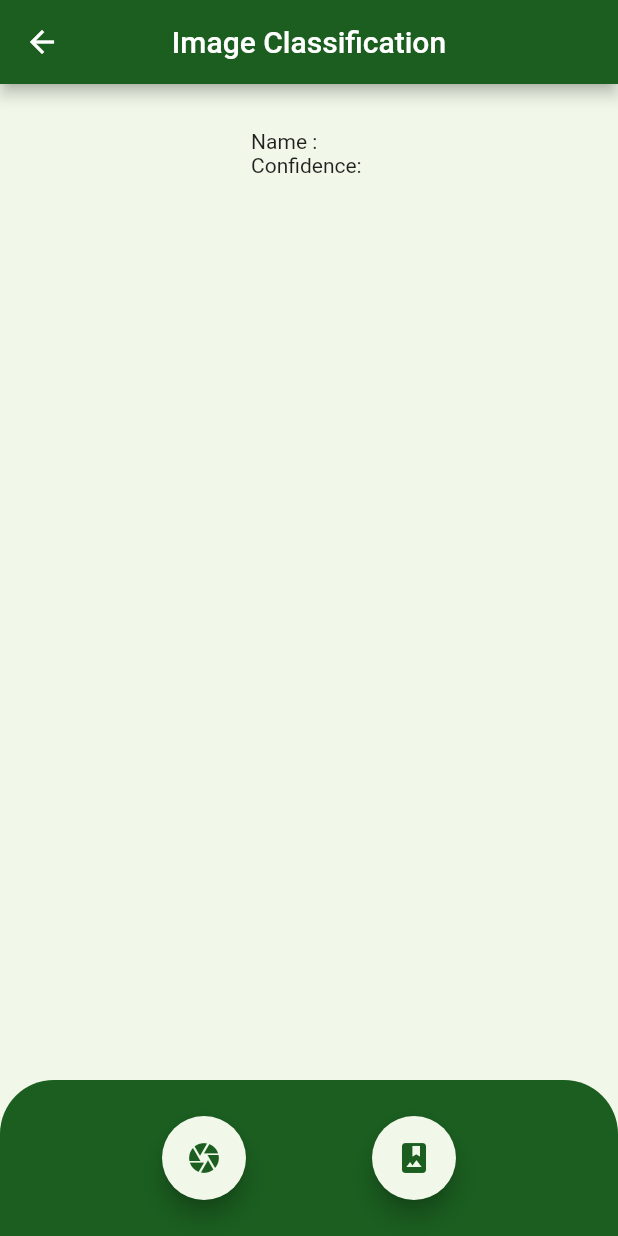
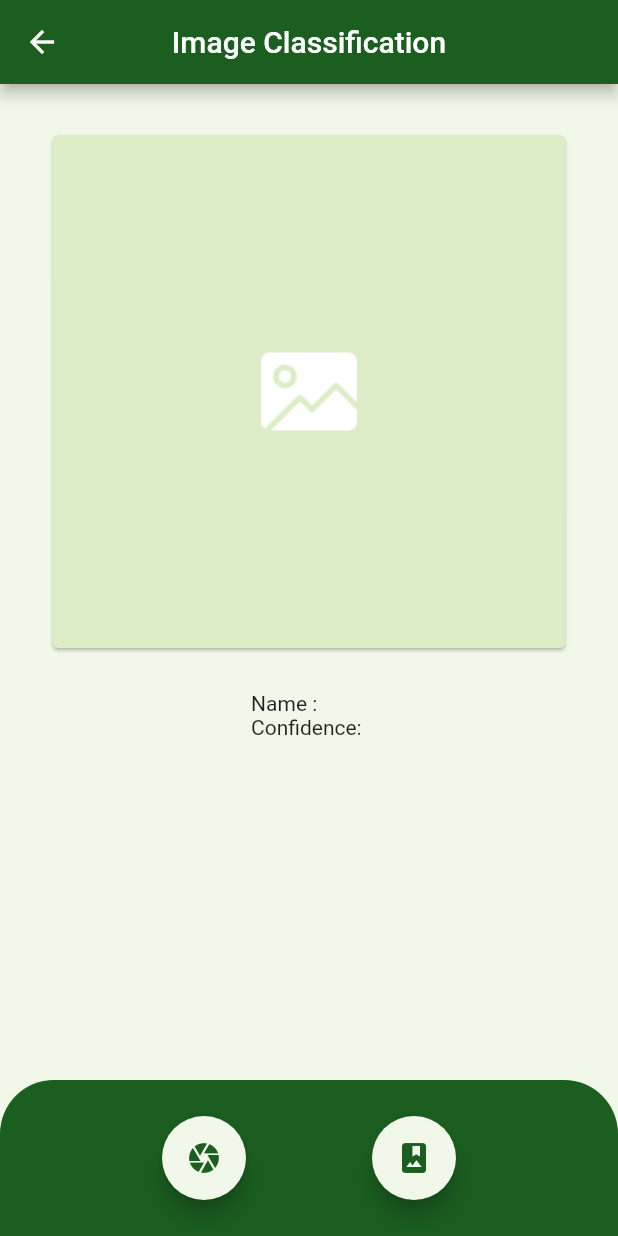
Before and after one commit to Thanakorn-11911/Project_DrugTech, a Flutter app: the TFLITEPage screen opened directly, on a phone screen of 412 x 824 dp. Run offline on Flutter 3.47's test engine with Material 2 defaults, Android fonts, the phone set to English and light mode, and no system bars; our stand-ins replace cloud_firestore, firebase_auth, firebase_core, firebase_storage, font_awesome_flutter, image_picker and 1 more; missing offline and left inert: dart:ffi, floating_action_bubble, stream_provider, tflite; accounts and stored records are empty; network calls fail.

Commit message:
edit colors

```diff
--- a/lib/screens/Admin/addDrug.dart
+++ b/lib/screens/Admin/addDrug.dart
@@ -91,6 +91,7 @@ class _AddDrugState extends State<AddDrug> {
       backgroundColor: cardColor,
       appBar: AppBar(
         title: Text("Add drug"),
+        centerTitle: true,
       ),
       body: SingleChildScrollView(
         child: Container(
--- a/lib/screens/Admin/update.dart
+++ b/lib/screens/Admin/update.dart
@@ -83,6 +83,7 @@ class _UpdatePageState extends State<UpdatePage> {
   @override
   Widget build(BuildContext context) {
     return Scaffold(
+      backgroundColor: cardColor,
       appBar: AppBar(
         title: Text("Update" + "\t" + widget.data.brandName),
         centerTitle: true,
--- a/lib/shared/getImageTFlite.dart
+++ b/lib/shared/getImageTFlite.dart
@@ -98,20 +98,39 @@ class _TFLITEPageState extends State<TFLITEPage> {
             SizedBox(
               height: 30,
             ),
+            if (PickedImage == null)
+              Container(
+                height: 350,
+                width: 350,
+                child: Card(
+                  color: Colors.lightGreen.shade100,
+                  child: Image.asset("assets/image.png"),
+                ),
+              ),
             isImageLoaded
                 ? Center(
                     child: Container(
-                      height: 350,
-                      width: 350,
-                      decoration: BoxDecoration(
-                        image: DecorationImage(
-                            image: FileImage(File(PickedImage.path)),
-                            fit: BoxFit.contain),
+                      child: Card(
+                        child: Container(
+                          height: 350,
+                          width: 350,
+                          decoration: BoxDecoration(
+                            image: DecorationImage(
+                                image: FileImage(File(PickedImage.path)),
+                                fit: BoxFit.fitWidth),
+                          ),
+                        ),
                       ),
                     ),
                   )
                 : Container(),
+            SizedBox(
+              height: 25,
+            ),
             Text("Name : $_name\nConfidence: $_confidence"),
+            SizedBox(
+              height: 25,
+            ),
             if (_name != null && _name.isNotEmpty)
               FutureBuilder<QuerySnapshot>(
                   future: drugscol.get(),
@@ -125,6 +144,7 @@ class _TFLITEPageState extends State<TFLITEPage> {
                         ?.where((d) =>
                             d.brandName.toLowerCase() ==
                             _name.trim().toLowerCase());
+
                     return TextButton(
                         onPressed: () {
                           Navigator.of(context).push(MaterialPageRoute(
```
Also changed, not shown: lib/screens/Admin/detail.dart (+10 -7 lines), lib/screens/Admin/homeAdmin.dart (+12 -1 lines), assets/image.png.
